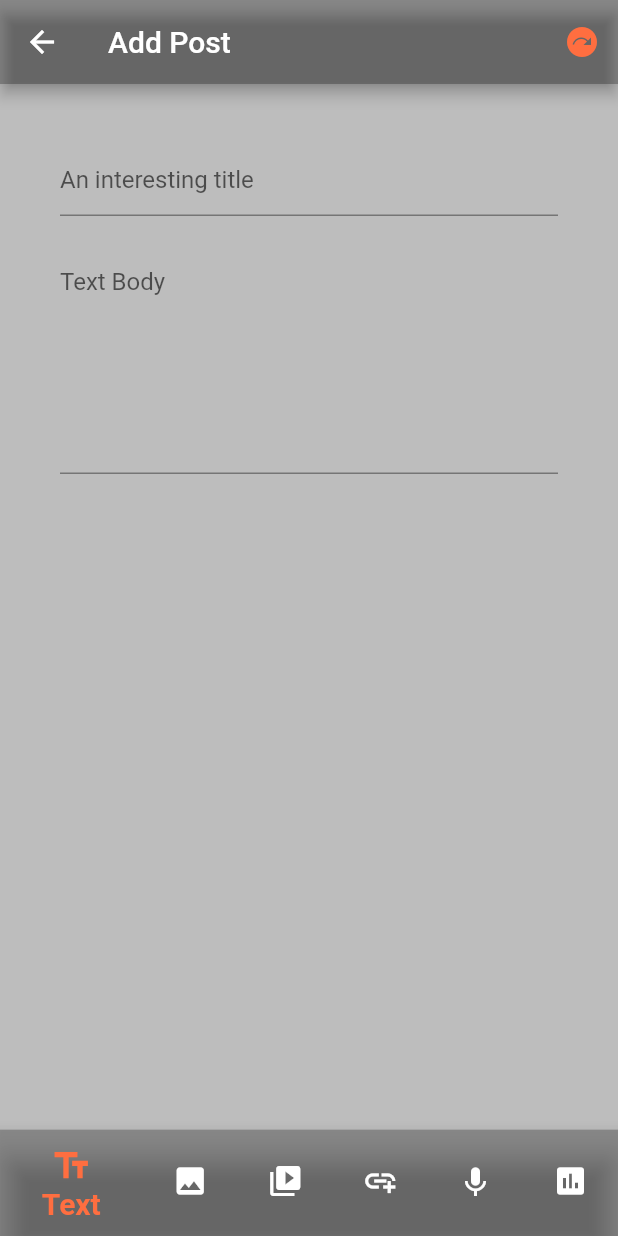
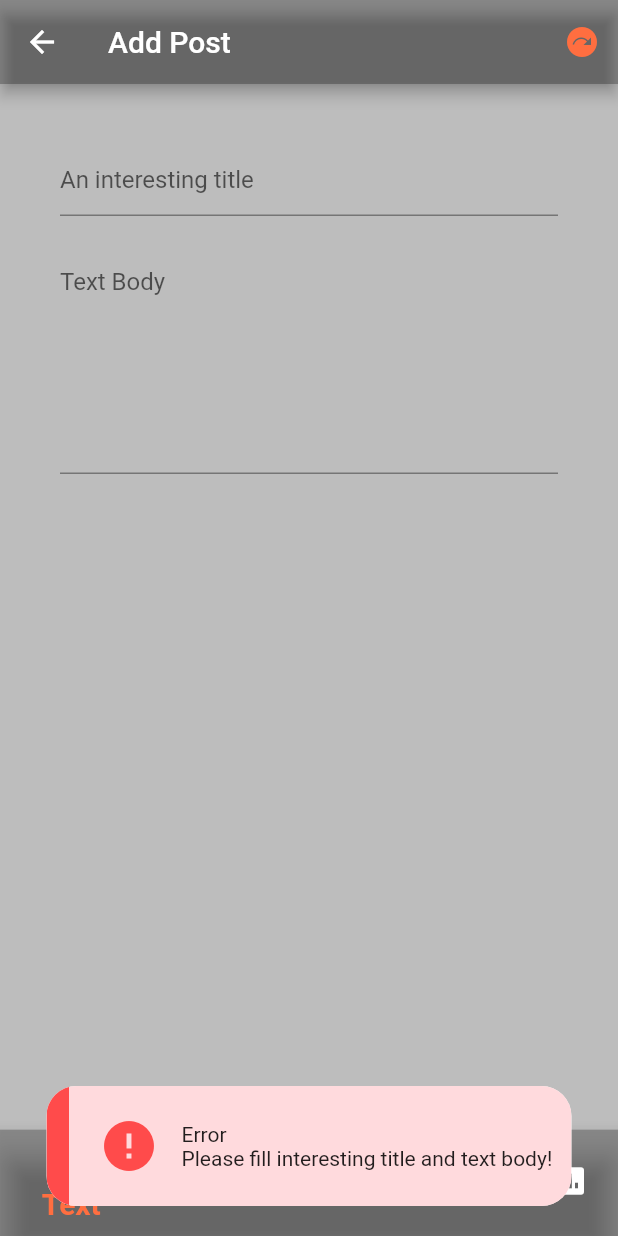
Before and after one commit to Hossein-sfa/Reddit, a Flutter app: the AddPost screen opened directly with empty values, after a tap on the "next plan" icon, on a phone screen of 412 x 824 dp. Run offline on Flutter 3.47's test engine with Material 2 defaults, Android fonts, the phone set to English and light mode, and no system bars; our stand-ins replace motion_toast.

Commit message:
post & addpost prt1

```diff
--- a/lib/addPost.dart
+++ b/lib/addPost.dart
@@ -1,5 +1,6 @@
 import 'package:flutter/material.dart';
 import 'Post.dart';
+import 'package:motion_toast/motion_toast.dart';
 
 class AddPost extends StatefulWidget {
   const AddPost({required Key key, required this.addNewPost}) : super(key: key);
@@ -21,6 +22,8 @@ class _AddPostState extends State<AddPost> {
     titleC = TextEditingController();
     body = TextEditingController();
     time = DateTime.now();
+    titleC.text = "";
+    body.text = "" ;
     super.initState();
   }
 
@@ -79,6 +82,7 @@ class _AddPostState extends State<AddPost> {
               color: Colors.deepOrangeAccent,
             ),
             onPressed: () {
+              if(titleC.text != "" && body.text != "" && _selectedIndex == 0){
                 String title = titleC.text;
                 String desc = body.text;
                 DateTime datetime = time;
@@ -87,6 +91,43 @@ class _AddPostState extends State<AddPost> {
                 titleC.clear();
                 body.clear();
                 Navigator.pop(context);
+              }
+              else if (_selectedIndex == 1) {
+                MotionToast.error(
+                    title:  const Text("Error"),
+                    description:  const Text("Please insert your interesting images!")
+                ).show(context);
+              }
+              else if (_selectedIndex == 0) {
+                MotionToast.error(
+                    title:  const Text("Error"),
+                    description:  const Text("Please fill interesting title and text body!")
+                ).show(context);
+              }
+              else if (_selectedIndex == 2) {
+                MotionToast.error(
+                    title:  const Text("Error"),
+                    description:  const Text("Please insert your interesting videos!")
+                ).show(context);
+              }
+              else if (_selectedIndex == 3) {
+                MotionToast.error(
+                    title:  const Text("Error"),
+                    description:  const Text("Please attach a link!")
+                ).show(context);
+              }
+              else if (_selectedIndex == 4) {
+                MotionToast.error(
+                    title:  const Text("Error"),
+                    description:  const Text("Please insert voice or music!")
+                ).show(context);
+              }
+              else if (_selectedIndex == 5) {
+                MotionToast.error(
+                    title:  const Text("Error"),
+                    description:  const Text("Please add a poll!")
+                ).show(context);
+              }
             },
           ),
         ],
--- a/pubspec.yaml
+++ b/pubspec.yaml
@@ -34,7 +34,7 @@ dependencies:
   # The following adds the Cupertino Icons font to your application.
   # Use with the CupertinoIcons class for iOS style icons.
   cupertino_icons: ^1.0.2
-  ff_navigation_bar: ^0.1.4
+  motion_toast: ^2.1.7
   multilevel_drawer: ^2.0.0
 
 dev_dependencies:
```
Lines whose indentation alone changed are shown as unchanged.
